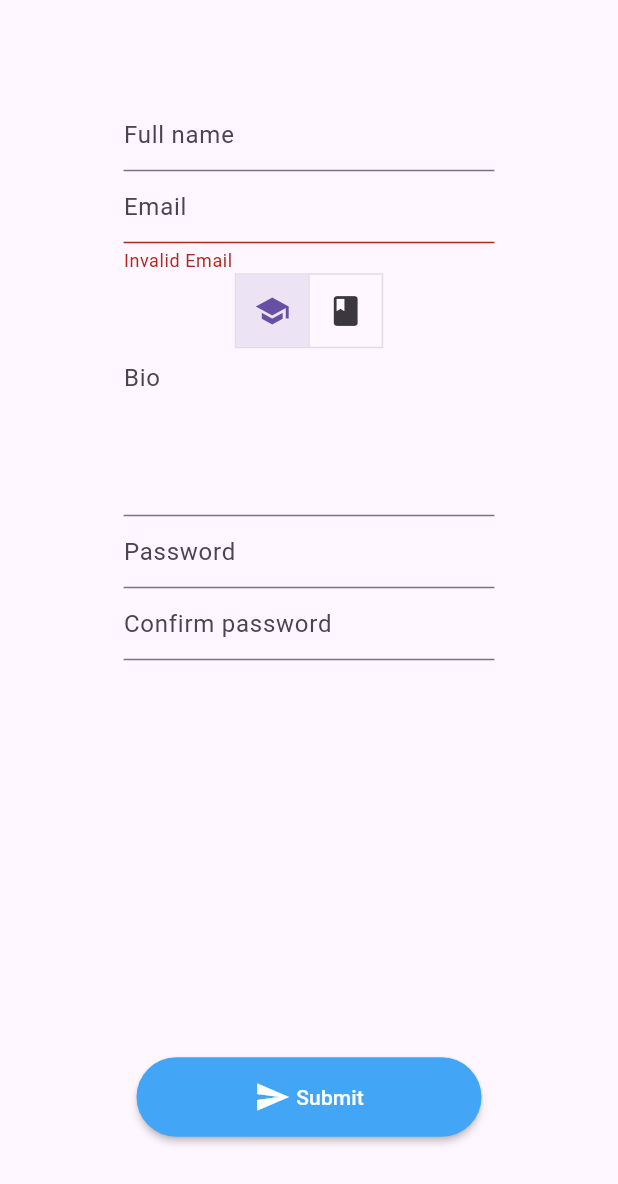
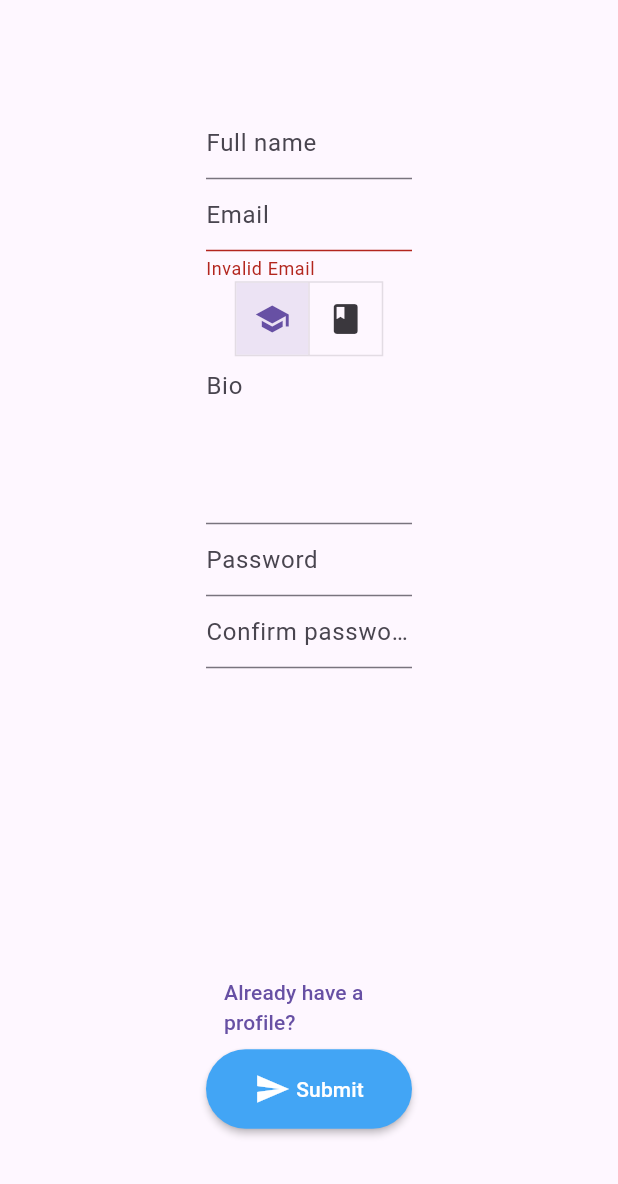
Before and after one commit to GetTeacherMechina/GetTeacherClient, a Flutter app: the screen it shows after launch, on a phone screen of 412 x 824 dp. Shown: the top 1184 px of the screen. Run offline on Flutter 3.47's test engine with Material 3 defaults, Android fonts, the phone set to English and light mode, and no system bars; drawn by our look-alikes of progress_state_button; our stand-ins replace email_validator; generated files the repository leaves out were written again; project files that could hold a hidden picture were left out.

Commit message:
Make ui proportions the same between login and register, and add a button to move between them

```diff
--- a/lib/views/register_screen/register_screen.dart
+++ b/lib/views/register_screen/register_screen.dart
@@ -4,6 +4,7 @@ import "package:email_validator/email_validator.dart";
 import "package:flutter/material.dart";
 import "package:getteacher/common_widgets/submit_button.dart";
 import "package:getteacher/net/register/register.dart";
+import "package:getteacher/views/login_screen/login_screen.dart";
 import "package:getteacher/views/main_screen/main_screen.dart";
 import "package:getteacher/views/register_screen/register_model.dart";
 import "package:getteacher/views/register_screen/user_role_input.dart";
@@ -37,12 +38,16 @@ class _RegisterScreenState extends State<RegisterScreen> {
                 flex: 1,
               ),
               Expanded(
-                flex: 3,
+                flex: 1,
                 child: Column(
                   children: <Widget>[
                     const Spacer(
                       flex: 1,
                     ),
+                    Expanded(
+                      flex: 6,
+                      child: Column(
+                        children: <Widget>[
                           TextFormField(
                             controller: nameController,
                             decoration: const InputDecoration(
@@ -53,7 +58,8 @@ class _RegisterScreenState extends State<RegisterScreen> {
                             },
                           ),
                           TextFormField(
-                      decoration: const InputDecoration(hintText: "Email"),
+                            decoration:
+                                const InputDecoration(hintText: "Email"),
                             controller: emailController,
                             onChanged: (final String value) {
                               setState(() {
@@ -83,7 +89,8 @@ class _RegisterScreenState extends State<RegisterScreen> {
                           ),
                           TextFormField(
                             obscureText: true,
-                      decoration: const InputDecoration(hintText: "Password"),
+                            decoration:
+                                const InputDecoration(hintText: "Password"),
                             onChanged: (final String value) {
                               setState(() {
                                 model = model.copyWith(password: () => value);
@@ -92,12 +99,12 @@ class _RegisterScreenState extends State<RegisterScreen> {
                           ),
                           TextFormField(
                             obscureText: true,
-                      decoration:
-                          const InputDecoration(hintText: "Confirm password"),
+                            decoration: const InputDecoration(
+                                hintText: "Confirm password"),
                             onChanged: (final String value) {
                               setState(() {
-                          model =
-                              model.copyWith(confirmedPassword: () => value);
+                                model = model.copyWith(
+                                    confirmedPassword: () => value);
                               });
                             },
                             validator: (final String? value) =>
@@ -105,8 +112,22 @@ class _RegisterScreenState extends State<RegisterScreen> {
                                     ? null
                                     : "Passwords don't match",
                           ),
+                        ],
+                      ),
+                    ),
                     const Spacer(
-                      flex: 4,
+                      flex: 2,
+                    ),
+                    TextButton(
+                      child: const Text("Already have a profile?"),
+                      onPressed: () {
+                        Navigator.of(context).pushReplacement(
+                          MaterialPageRoute<void>(
+                            builder: (final BuildContext context) =>
+                                LoginScreen(),
+                          ),
+                        );
+                      },
                     ),
                     SubmitButton(
                       validate: () => _formKey.currentState!.validate(),
```
Also changed, not shown: lib/views/login_screen/login_screen.dart (+21 -1 lines). Lines whose indentation alone changed are shown as unchanged.
